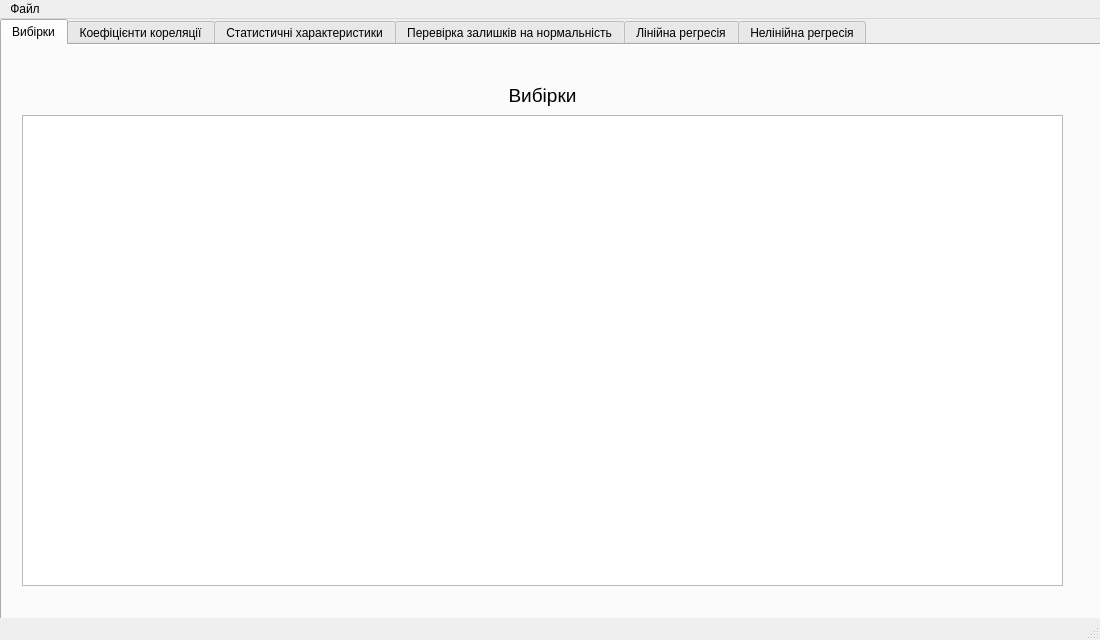
This is src/main.ui in orin277/regression-analysis-app as Qt 5 draws it before an edit. The edited form follows.
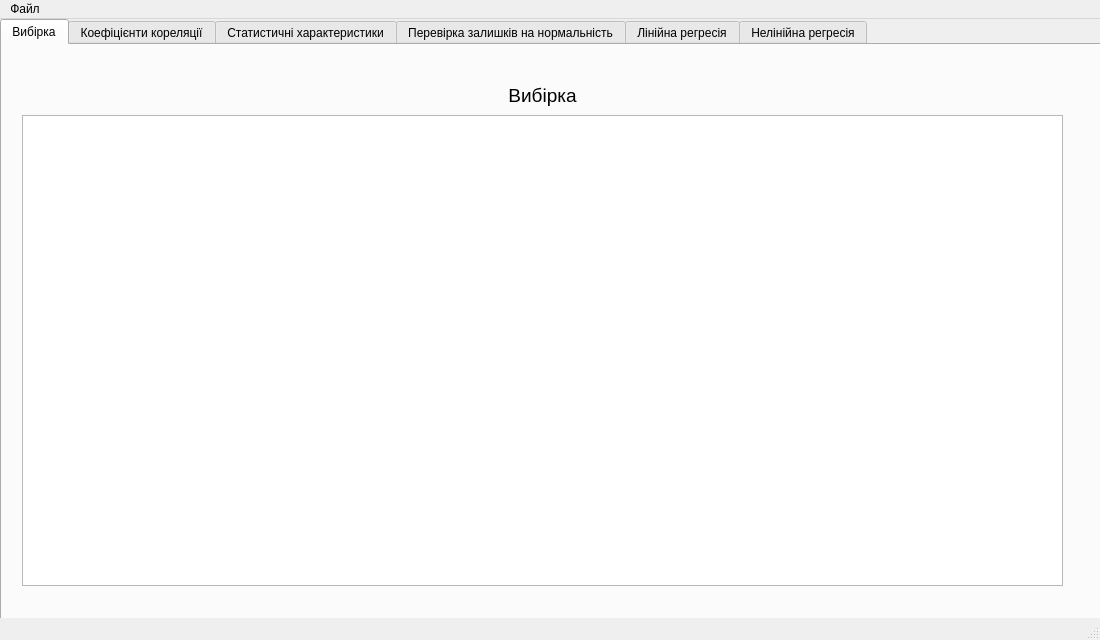
This is the edited form. The open tabs and pages were chosen to show the change.

```diff
--- a/src/main.ui
+++ b/src/main.ui
@@ -51,7 +51,7 @@
     </property>
     <widget class="QWidget" name="tab">
      <attribute name="title">
-      <string>Вибірки</string>
+      <string>Вибірка</string>
      </attribute>
      <widget class="QLabel" name="label">
       <property name="geometry">
@@ -68,7 +68,7 @@
        </font>
       </property>
       <property name="text">
-       <string>Вибірки</string>
+       <string>Вибірка</string>
       </property>
       <property name="textFormat">
        <enum>Qt::AutoText</enum>
```
Left out of the diff: 2 changed lines with no effect on the pictures.
